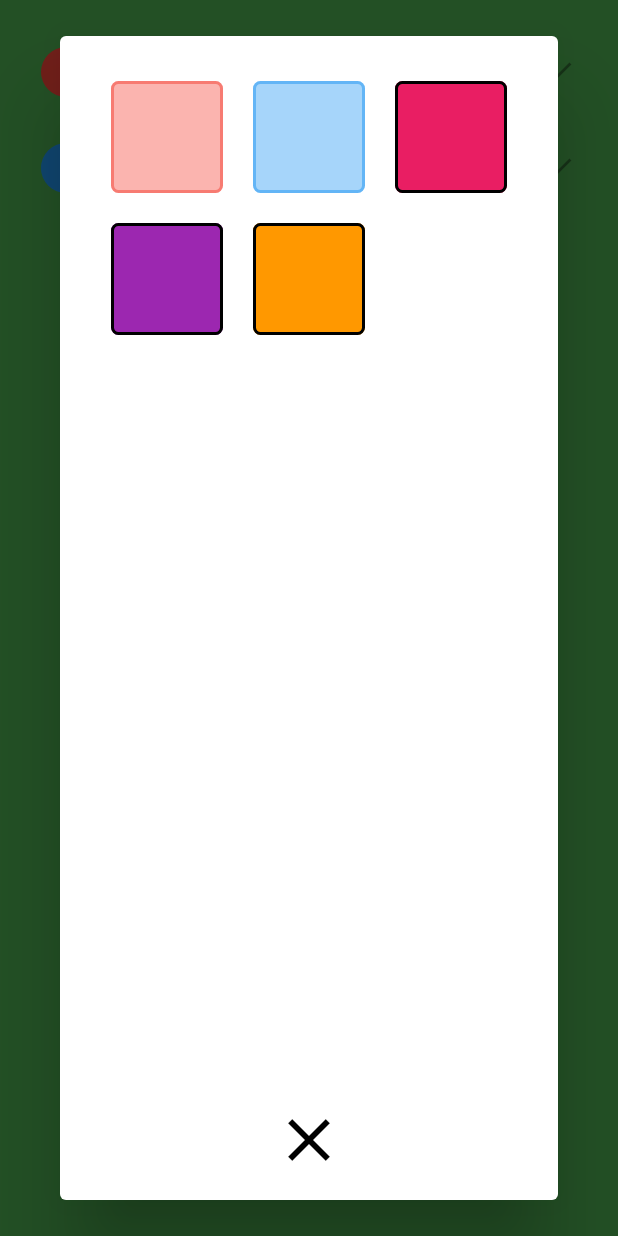
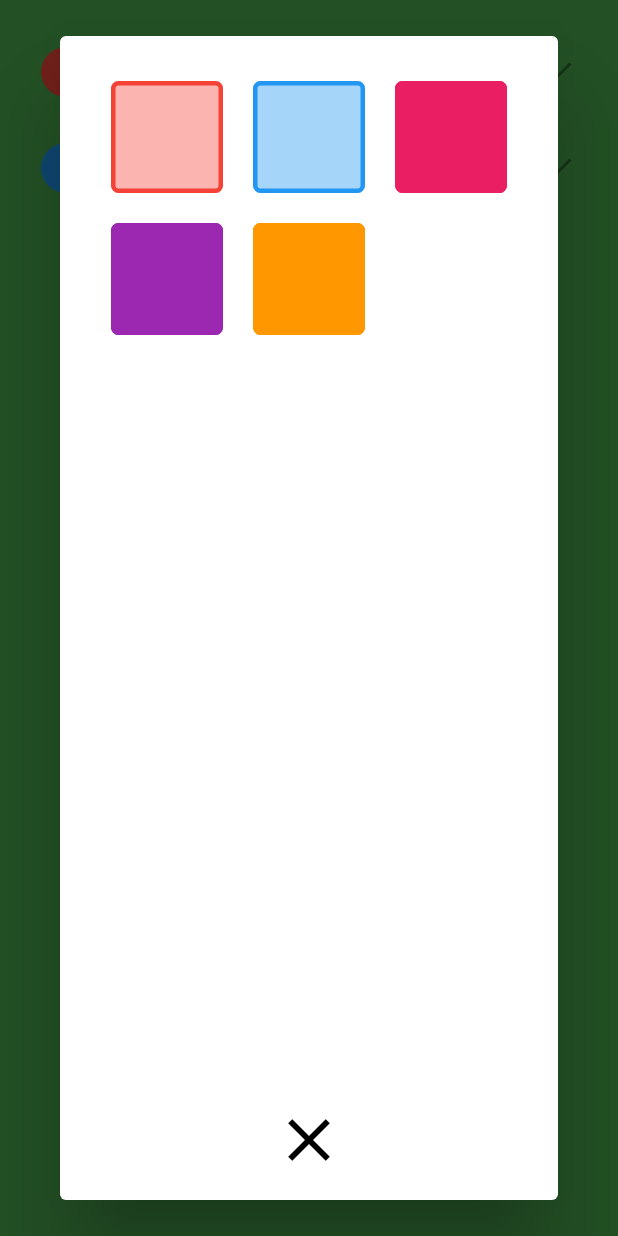
Before and after one commit to teejstroyer/fish_bowl_game, a Flutter app: the screen it shows after launch, after a tap on the "circle" icon, on a phone screen of 412 x 824 dp. Run offline on Flutter 3.47's test engine with Material 2 defaults, Android fonts, the phone set to English and light mode, and no system bars; our stand-ins replace audioplayers; project files that could hold a hidden picture were left out.

Commit message:
Updated button style

```diff
--- a/lib/components/team_entry.dart
+++ b/lib/components/team_entry.dart
@@ -100,10 +100,8 @@ class _TeamEntryState extends State<TeamEntry> {
                               child: Ink(
                                 decoration: BoxDecoration(
                                   border: Border.all(
-                                    color: isNotUsed
-                                        ? Colors.black
-                                        : color.withOpacity(.5),
-                                    width: 2,
+                                    color: color,
+                                    width: 3,
                                   ),
                                   borderRadius: BorderRadius.circular(5),
                                 ),
```
